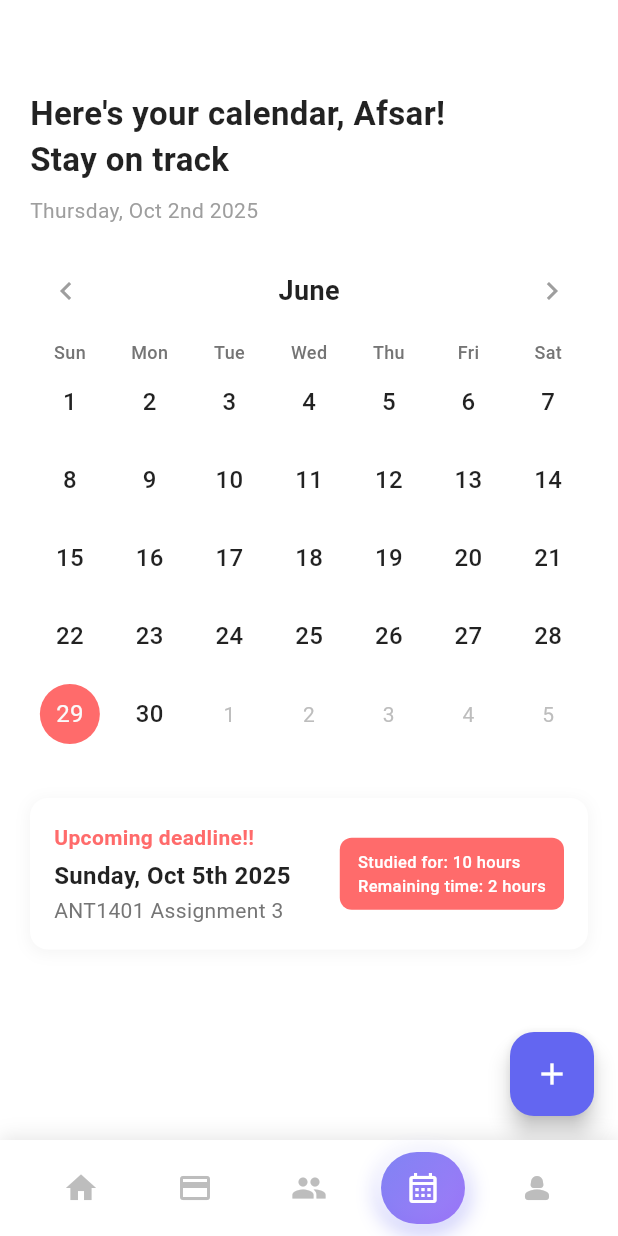
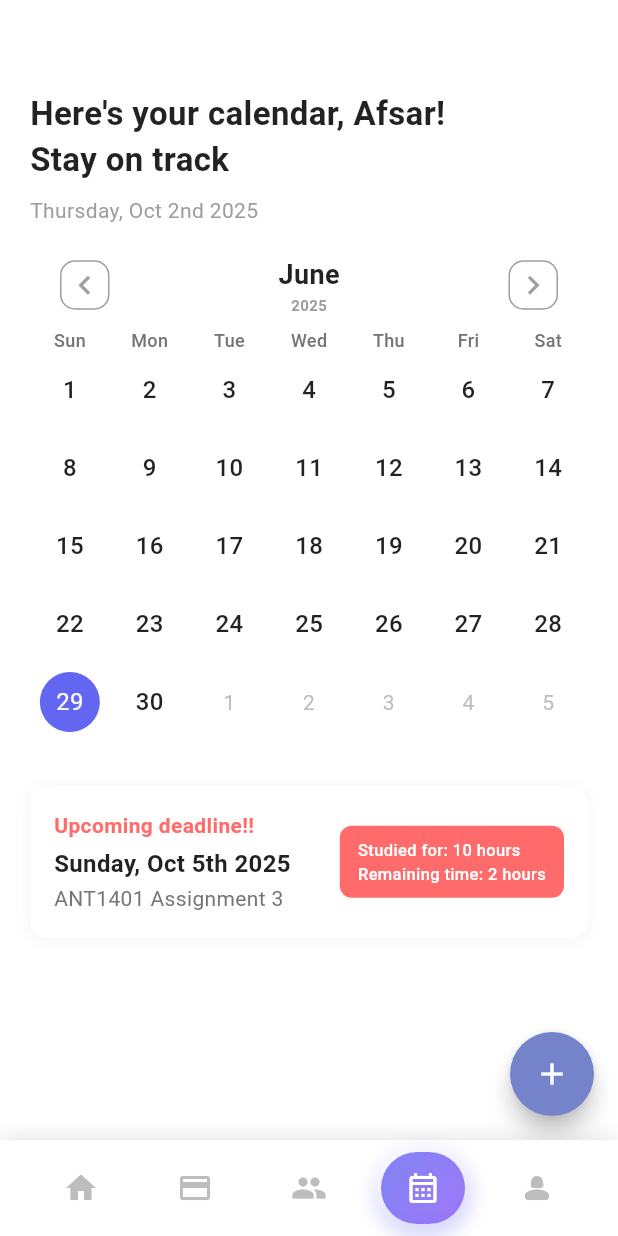
Before and after one commit to duynnkse184545/exe201_fe, a Flutter app: the screen it shows after launch, item 4 of the bottom bar chosen, on a phone screen of 412 x 824 dp. Run offline on Flutter 3.47's test engine with Material 3 defaults, Android fonts, the phone set to English and light mode, and no system bars; drawn by our look-alikes of table_calendar; our stand-ins replace dio, flutter_secure_storage, percent_indicator, smooth_page_indicator.

Commit message:
update calendar ui

```diff
--- a/lib/calendar/calendar.dart
+++ b/lib/calendar/calendar.dart
@@ -104,13 +104,10 @@ class _CalendarTabState extends State<CalendarTab> {
         labelText: 'Date (DD/MM/YYYY)',
         border: OutlineInputBorder(borderRadius: BorderRadius.circular(15)),
         filled: true,
-        fillColor: Colors.grey.withOpacity(0.1),
+        fillColor: Colors.grey.withValues(alpha: 0.1),
       ),
     );
   }
-
-
-
 
   @override
   Widget build(BuildContext context) {
@@ -148,7 +145,18 @@ class _CalendarTabState extends State<CalendarTab> {
             Row(
               mainAxisAlignment: MainAxisAlignment.spaceBetween,
               children: [
-                IconButton(
+                Padding(
+                  padding: EdgeInsets.only(left: 20),
+                  child: OutlinedButton(
+                    style: OutlinedButton.styleFrom(
+                      padding: const EdgeInsets.all(4),
+                      minimumSize: const Size(0, 0),
+                      tapTargetSize: MaterialTapTargetSize.shrinkWrap,
+                      side: const BorderSide(color: Colors.grey),
+                      shape: RoundedRectangleBorder(
+                        borderRadius: BorderRadius.circular(10),
+                      ),
+                    ),
                     onPressed: () {
                       setState(() {
                         _focusedDay = DateTime(
@@ -157,8 +165,16 @@ class _CalendarTabState extends State<CalendarTab> {
                         );
                       });
                     },
-                  icon: const Icon(Icons.chevron_left, color: Colors.grey),
+                    child: const Icon(
+                      Icons.chevron_left,
+                      color: Colors.grey,
+                      size: 25,
                     ),
+                  ),
+                ),
+
+                Column(
+                    children: [
                       Text(
                         DateFormat('MMMM').format(_focusedDay),
                         style: const TextStyle(
@@ -167,16 +183,44 @@ class _CalendarTabState extends State<CalendarTab> {
                           color: Colors.black87,
                         ),
                       ),
-                IconButton(
+
+                      Text(
+                        DateFormat('yyyy').format(_focusedDay),
+                        style: const TextStyle(
+                          fontSize: 10,
+                          fontWeight: FontWeight.bold,
+                          color: Colors.grey,
+                        ),
+                      ),
+                    ]
+                ),
+
+                Padding(
+                  padding: EdgeInsets.only(right: 20),
+                  child: OutlinedButton(
+                    style: OutlinedButton.styleFrom(
+                      padding: const EdgeInsets.all(4),
+                      minimumSize: const Size(0, 0),
+                      tapTargetSize: MaterialTapTargetSize.shrinkWrap,
+                      side: const BorderSide(color: Colors.grey),
+                      shape: RoundedRectangleBorder(
+                        borderRadius: BorderRadius.circular(10),
+                      ),
+                    ),
                     onPressed: () {
                       setState(() {
                         _focusedDay = DateTime(
                           _focusedDay.year,
-                        _focusedDay.month + 1,
+                          _focusedDay.month - 1,
                         );
                       });
                     },
-                  icon: const Icon(Icons.chevron_right, color: Colors.grey),
+                    child: const Icon(
+                      Icons.chevron_right,
+                      color: Colors.grey,
+                      size: 25,
+                    ),
+                  ),
                 ),
               ],
             ),
@@ -207,11 +251,11 @@ class _CalendarTabState extends State<CalendarTab> {
                   fontWeight: FontWeight.w500,
                 ),
                 selectedDecoration: const BoxDecoration(
-                  color: Color(0xFF6366F1),
+                  color: Color(0xFFFF6B6B),
                   shape: BoxShape.circle,
                 ),
                 todayDecoration: const BoxDecoration(
-                  color: Color(0xFFFF6B6B),
+                  color: Color(0xFF6366F1),
                   shape: BoxShape.circle,
                 ),
                 markerDecoration: const BoxDecoration(
@@ -250,7 +294,7 @@ class _CalendarTabState extends State<CalendarTab> {
                 borderRadius: BorderRadius.circular(12),
                 boxShadow: [
                   BoxShadow(
-                    color: Colors.grey.withOpacity(0.1),
+                    color: Colors.grey.withValues(alpha: 0.1),
                     spreadRadius: 1,
                     blurRadius: 8,
                     offset: const Offset(0, 2),
@@ -330,7 +374,8 @@ class _CalendarTabState extends State<CalendarTab> {
       ),
       floatingActionButton: FloatingActionButton(
         onPressed: _showAddDeadlineDialog,
-        backgroundColor: const Color(0xFF6366F1),
+        backgroundColor: const Color(0xff7583ca),
+        shape: CircleBorder(),
         child: const Icon(Icons.add, color: Colors.white),
       ),
     );
```
Also changed, not shown: lib/budget/widgets/balance_card.dart (+19 -10 lines), lib/budget/widgets/budget_categories.dart (+61 -40 lines). Lines whose indentation alone changed are shown as unchanged.
